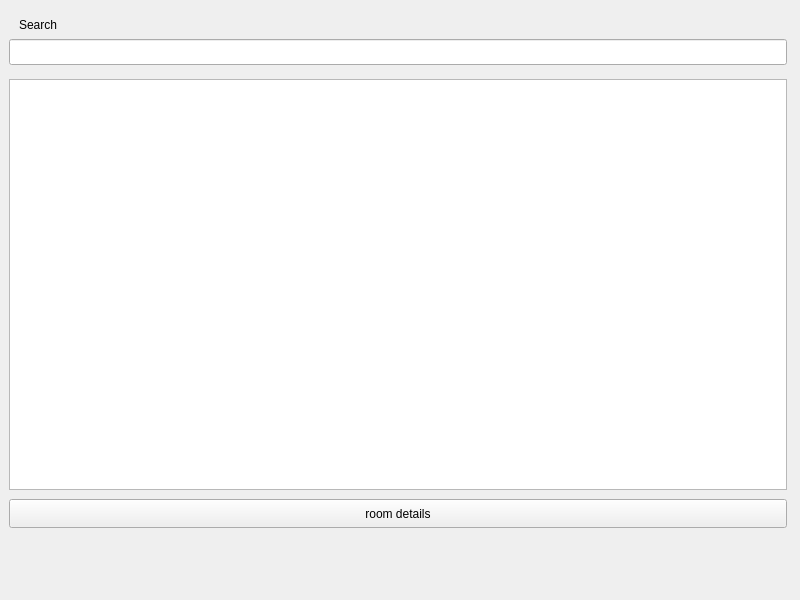
Qt form hotel/roomswindow/roomswindow.ui (jgtim/itvitae-cpp-hotelrestaurantapplication) before a commit.
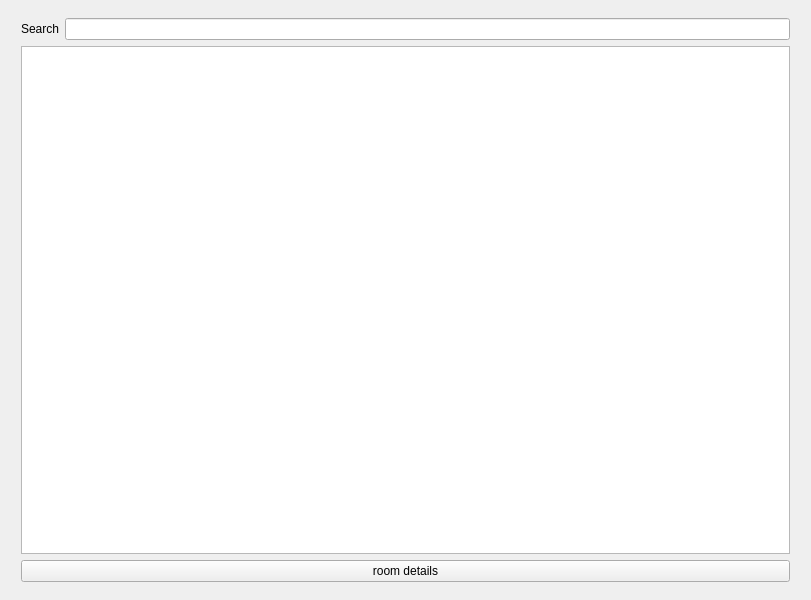
The same form after that commit. The open tabs and pages were chosen to show the change.

Commit message: messed with tables & used different solution. table does not stretch vertically on full screen which is not ideal

Patch:
```diff
--- a/hotel/roomswindow/roomswindow.ui
+++ b/hotel/roomswindow/roomswindow.ui
@@ -6,7 +6,7 @@
    <rect>
     <x>0</x>
     <y>0</y>
-    <width>800</width>
+    <width>811</width>
     <height>600</height>
    </rect>
   </property>
@@ -14,59 +14,86 @@
    <string>RoomsWindow</string>
   </property>
   <widget class="QWidget" name="widget">
-   <layout class="QVBoxLayout" name="verticalLayout">
+   <layout class="QHBoxLayout" name="horizontalLayout_7" stretch="0">
+    <property name="spacing">
+     <number>7</number>
+    </property>
+    <item>
+     <layout class="QHBoxLayout" name="horizontalLayout_6" stretch="0">
     <item>
      <widget class="QStackedWidget" name="roomStack">
+        <property name="sizePolicy">
+         <sizepolicy hsizetype="Expanding" vsizetype="Expanding">
+          <horstretch>0</horstretch>
+          <verstretch>0</verstretch>
+         </sizepolicy>
+        </property>
+        <property name="maximumSize">
+         <size>
+          <width>787</width>
+          <height>16777215</height>
+         </size>
+        </property>
+        <property name="layoutDirection">
+         <enum>Qt::LayoutDirection::LeftToRight</enum>
+        </property>
       <property name="currentIndex">
        <number>1</number>
       </property>
       <widget class="QWidget" name="allRooms">
-       <widget class="QPushButton" name="seeRoomDetails">
-        <property name="geometry">
-         <rect>
-          <x>0</x>
-          <y>490</y>
-          <width>778</width>
-          <height>29</height>
-         </rect>
-        </property>
-        <property name="text">
-         <string>room details</string>
-        </property>
-       </widget>
+         <layout class="QGridLayout" name="gridLayout">
+          <item row="0" column="0">
+           <layout class="QHBoxLayout" name="horizontalLayout_5">
+            <item>
        <widget class="QLabel" name="label">
-        <property name="geometry">
-         <rect>
-          <x>10</x>
-          <y>6</y>
-          <width>778</width>
-          <height>20</height>
-         </rect>
-        </property>
         <property name="text">
          <string>Search</string>
         </property>
        </widget>
-       <widget class="QLineEdit" name="roomSearchLineEdit">
-        <property name="geometry">
-         <rect>
-          <x>0</x>
-          <y>30</y>
-          <width>778</width>
-          <height>26</height>
-         </rect>
-        </property>
-       </widget>
+            </item>
+            <item>
+             <widget class="QLineEdit" name="roomSearchLineEdit"/>
+            </item>
+           </layout>
+          </item>
+          <item row="1" column="0">
+           <layout class="QHBoxLayout" name="horizontalLayout_2">
+            <item>
        <widget class="QTableView" name="roomsTableView">
-        <property name="geometry">
-         <rect>
-          <x>0</x>
-          <y>70</y>
-          <width>778</width>
-          <height>411</height>
-         </rect>
-        </property>
-       </widget>
+              <property name="sizePolicy">
+               <sizepolicy hsizetype="Expanding" vsizetype="Expanding">
+                <horstretch>0</horstretch>
+                <verstretch>1</verstretch>
+               </sizepolicy>
+              </property>
+              <property name="maximumSize">
+               <size>
+                <width>16777215</width>
+                <height>16777215</height>
+               </size>
+              </property>
+              <property name="sizeIncrement">
+               <size>
+                <width>0</width>
+                <height>0</height>
+               </size>
+              </property>
+             </widget>
+            </item>
+           </layout>
+          </item>
+          <item row="2" column="0">
+           <layout class="QHBoxLayout" name="horizontalLayout_3">
+            <item>
+             <widget class="QPushButton" name="seeRoomDetails">
+              <property name="text">
+               <string>room details</string>
+              </property>
+             </widget>
+            </item>
+           </layout>
+          </item>
+         </layout>
       </widget>
       <widget class="QWidget" name="roomDetails">
        <widget class="QPushButton" name="ReturnButton">
@@ -296,6 +323,8 @@
        </widget>
       </widget>
      </widget>
+      </item>
+     </layout>
     </item>
    </layout>
   </widget>
```
Left out of the diff: 2 changed lines with no effect on the pictures. Lines whose indentation alone changed are shown as unchanged. The commit also changes 1 other file.
